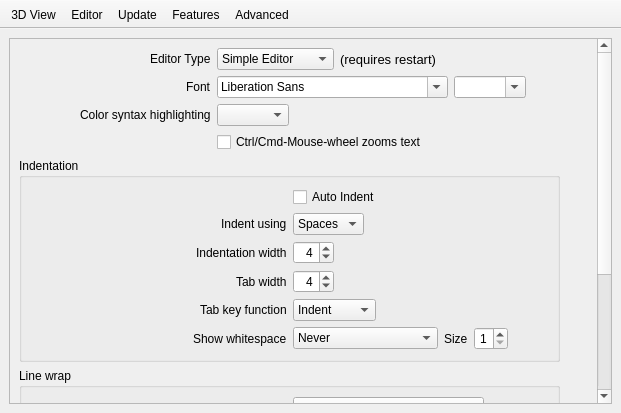
This is src/Preferences.ui in openscad/openscad as Qt 5 draws it before an edit. The edited form follows.
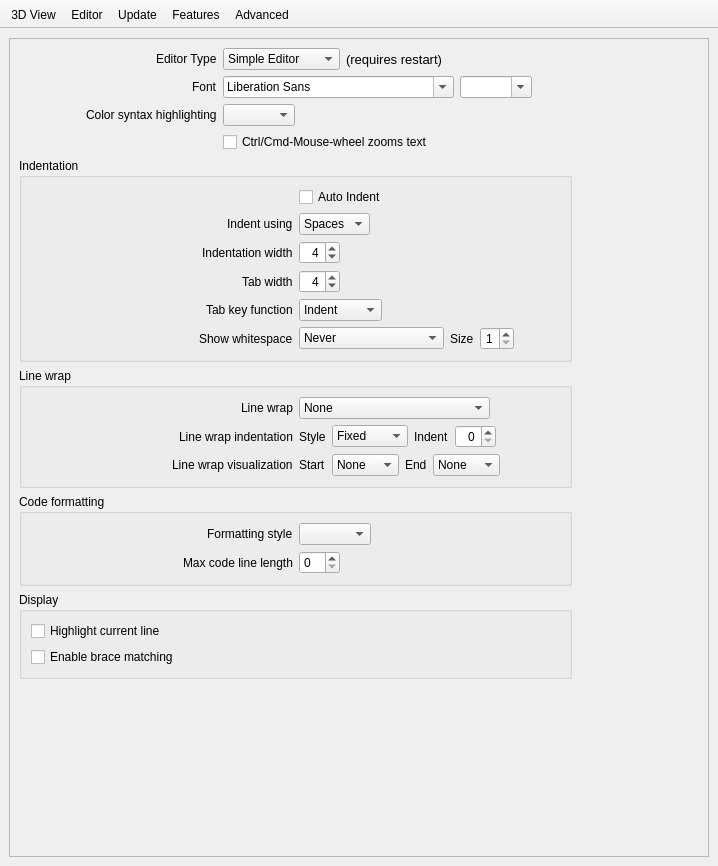
This is the edited form. The open tabs and pages were chosen to show the change. Icons and pictures are not drawn.

Diff of the .ui file:
```diff
--- a/src/Preferences.ui
+++ b/src/Preferences.ui
@@ -6,8 +6,8 @@
    <rect>
     <x>0</x>
     <y>0</y>
-    <width>621</width>
-    <height>413</height>
+    <width>718</width>
+    <height>866</height>
    </rect>
   </property>
   <property name="sizePolicy">
@@ -95,8 +95,8 @@
             <rect>
              <x>0</x>
              <y>0</y>
-             <width>659</width>
-             <height>769</height>
+             <width>685</width>
+             <height>895</height>
             </rect>
            </property>
            <layout class="QGridLayout" name="gridLayout_5">
@@ -644,7 +644,20 @@
               </layout>
              </widget>
             </item>
-            <item row="3" column="0">
+            <item row="5" column="0">
+             <spacer name="verticalSpacer_2">
+              <property name="orientation">
+               <enum>Qt::Vertical</enum>
+              </property>
+              <property name="sizeHint" stdset="0">
+               <size>
+                <width>20</width>
+                <height>40</height>
+               </size>
+              </property>
+             </spacer>
+            </item>
+            <item row="4" column="0">
              <widget class="QGroupBox" name="groupBoxDisplay">
               <property name="title">
                <string>Display</string>
@@ -667,19 +680,6 @@
               </layout>
              </widget>
             </item>
-            <item row="4" column="0">
-             <spacer name="verticalSpacer_2">
-              <property name="orientation">
-               <enum>Qt::Vertical</enum>
-              </property>
-              <property name="sizeHint" stdset="0">
-               <size>
-                <width>20</width>
-                <height>40</height>
-               </size>
-              </property>
-             </spacer>
-            </item>
             <item row="2" column="0">
              <widget class="QGroupBox" name="groupBoxLineWrap">
               <property name="title">
@@ -958,6 +958,112 @@
               </property>
              </spacer>
             </item>
+            <item row="3" column="0">
+             <widget class="QGroupBox" name="groupBoxCodeFormatting">
+              <property name="title">
+               <string>Code formatting</string>
+              </property>
+              <layout class="QGridLayout" name="gridLayout_6">
+               <item row="0" column="0">
+                <layout class="QHBoxLayout" name="horizontalLayout_30">
+                 <property name="leftMargin">
+                  <number>0</number>
+                 </property>
+                 <property name="topMargin">
+                  <number>0</number>
+                 </property>
+                 <item>
+                  <spacer name="horizontalSpacer_32">
+                   <property name="orientation">
+                    <enum>Qt::Horizontal</enum>
+                   </property>
+                   <property name="sizeHint" stdset="0">
+                    <size>
+                     <width>40</width>
+                     <height>20</height>
+                    </size>
+                   </property>
+                  </spacer>
+                 </item>
+                 <item>
+                  <widget class="QLabel" name="labelFormattingStyle">
+                   <property name="text">
+                    <string>Formatting style</string>
+                   </property>
+                  </widget>
+                 </item>
+                </layout>
+               </item>
+               <item row="0" column="1">
+                <layout class="QHBoxLayout" name="horizontalLayout_31">
+                 <item>
+                  <widget class="QComboBox" name="comboBoxFormattingStyle"/>
+                 </item>
+                 <item>
+                  <spacer name="horizontalSpacer_33">
+                   <property name="orientation">
+                    <enum>Qt::Horizontal</enum>
+                   </property>
+                   <property name="sizeHint" stdset="0">
+                    <size>
+                     <width>40</width>
+                     <height>20</height>
+                    </size>
+                   </property>
+                  </spacer>
+                 </item>
+                </layout>
+               </item>
+               <item row="1" column="0">
+                <layout class="QHBoxLayout" name="horizontalLayout_32">
+                 <property name="topMargin">
+                  <number>0</number>
+                 </property>
+                 <item>
+                  <spacer name="horizontalSpacer_34">
+                   <property name="orientation">
+                    <enum>Qt::Horizontal</enum>
+                   </property>
+                   <property name="sizeHint" stdset="0">
+                    <size>
+                     <width>40</width>
+                     <height>20</height>
+                    </size>
+                   </property>
+                  </spacer>
+                 </item>
+                 <item>
+                  <widget class="QLabel" name="labelMaxCodeLineLength">
+                   <property name="text">
+                    <string>Max code line length</string>
+                   </property>
+                  </widget>
+                 </item>
+                </layout>
+               </item>
+               <item row="1" column="1">
+                <layout class="QHBoxLayout" name="horizontalLayout_33">
+                 <item>
+                  <widget class="QSpinBox" name="spinBoxMaxCodeLineLength"/>
+                 </item>
+                 <item>
+                  <spacer name="horizontalSpacer_35">
+                   <property name="orientation">
+                    <enum>Qt::Horizontal</enum>
+                   </property>
+                   <property name="sizeHint" stdset="0">
+                    <size>
+                     <width>40</width>
+                     <height>20</height>
+                    </size>
+                   </property>
+                  </spacer>
+                 </item>
+                </layout>
+               </item>
+              </layout>
+             </widget>
+            </item>
            </layout>
           </widget>
          </widget>
```
Left out of the diff: 2 changed lines with no effect on the pictures.
